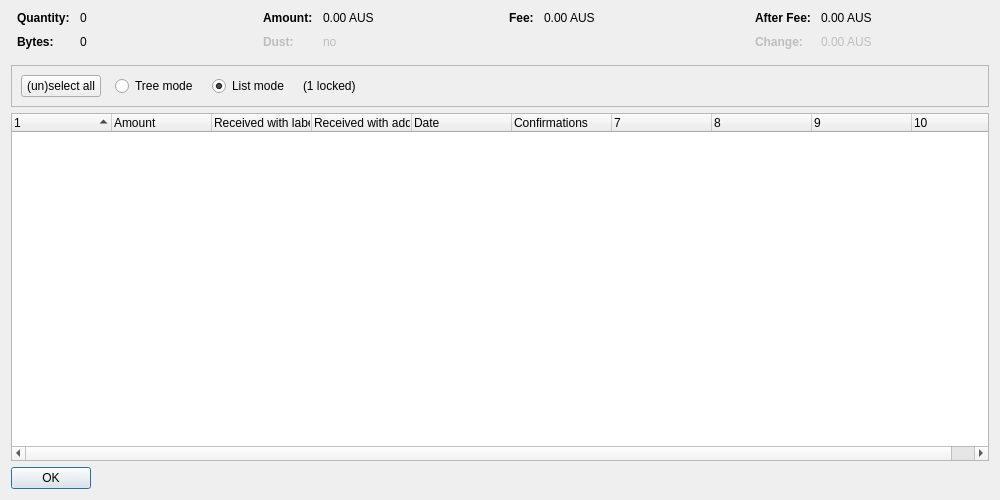
farsider350/AustraliaCash-Core, file src/qt/forms/coincontroldialog.ui: the form before one commit.
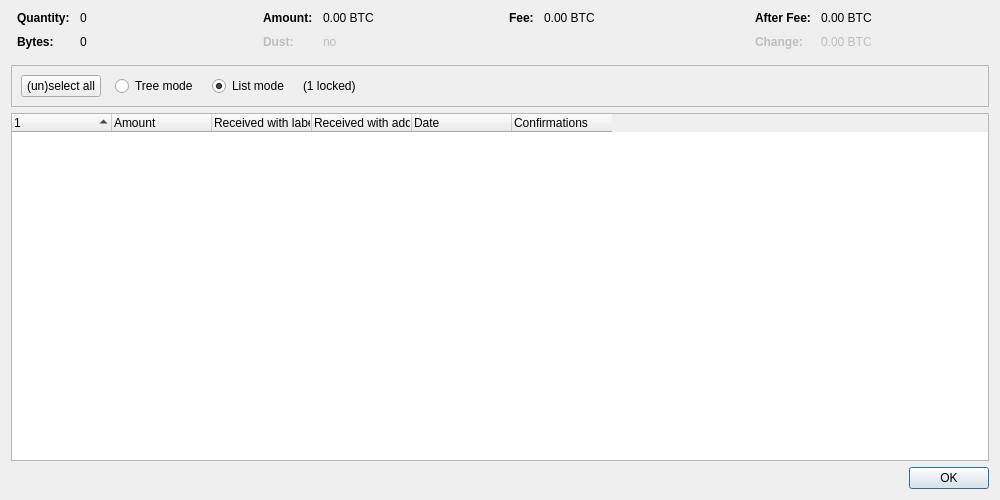
The form after the commit. Custom widgets are drawn as their Qt base class.

Diff of the .ui file:
```diff
--- a/src/qt/forms/coincontroldialog.ui
+++ b/src/qt/forms/coincontroldialog.ui
@@ -132,7 +132,7 @@
           <enum>Qt::ActionsContextMenu</enum>
          </property>
          <property name="text">
-          <string notr="true">0.00 AUS</string>
+          <string notr="true">0.00 BTC</string>
          </property>
          <property name="textInteractionFlags">
           <set>Qt::LinksAccessibleByMouse|Qt::TextSelectableByKeyboard|Qt::TextSelectableByMouse</set>
@@ -212,7 +212,7 @@
           <enum>Qt::ActionsContextMenu</enum>
          </property>
          <property name="text">
-          <string notr="true">0.00 AUS</string>
+          <string notr="true">0.00 BTC</string>
          </property>
          <property name="textInteractionFlags">
           <set>Qt::LinksAccessibleByMouse|Qt::TextSelectableByKeyboard|Qt::TextSelectableByMouse</set>
@@ -257,7 +257,7 @@
           <enum>Qt::ActionsContextMenu</enum>
          </property>
          <property name="text">
-          <string notr="true">0.00 AUS</string>
+          <string notr="true">0.00 BTC</string>
          </property>
          <property name="textInteractionFlags">
           <set>Qt::LinksAccessibleByMouse|Qt::TextSelectableByKeyboard|Qt::TextSelectableByMouse</set>
@@ -292,7 +292,7 @@
           <enum>Qt::ActionsContextMenu</enum>
          </property>
          <property name="text">
-          <string notr="true">0.00 AUS</string>
+          <string notr="true">0.00 BTC</string>
          </property>
          <property name="textInteractionFlags">
           <set>Qt::LinksAccessibleByMouse|Qt::TextSelectableByKeyboard|Qt::TextSelectableByMouse</set>
@@ -402,7 +402,7 @@
       <bool>false</bool>
      </property>
      <property name="columnCount">
-      <number>10</number>
+      <number>6</number>
      </property>
      <attribute name="headerShowSortIndicator" stdset="0">
       <bool>true</bool>
@@ -467,12 +467,6 @@
    </item>
    <item>
     <widget class="QDialogButtonBox" name="buttonBox">
-     <property name="sizePolicy">
-      <sizepolicy hsizetype="Maximum" vsizetype="Fixed">
-       <horstretch>0</horstretch>
-       <verstretch>0</verstretch>
-      </sizepolicy>
-     </property>
      <property name="orientation">
       <enum>Qt::Horizontal</enum>
      </property>
```
